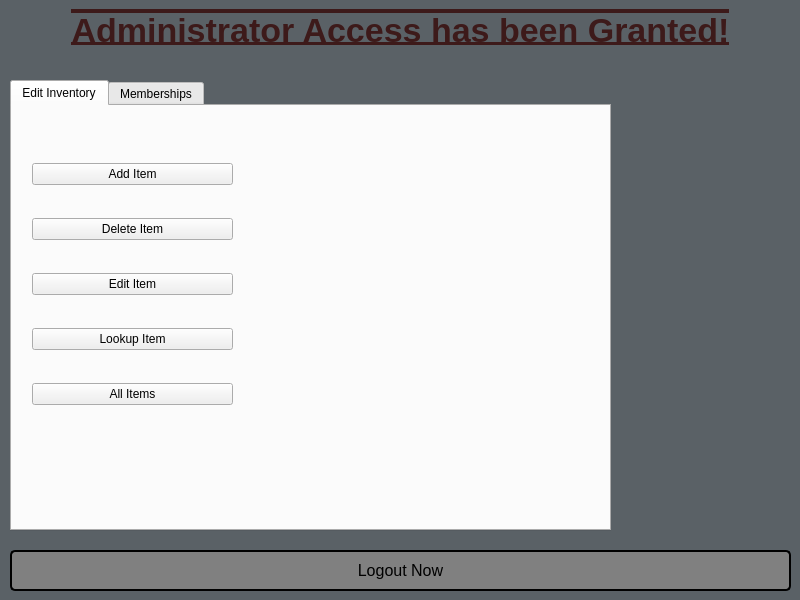
Qt form CS1C_BulkClub/administratorwindow.ui (BlankMKB/CS1C-Group-Project-1) before a commit.
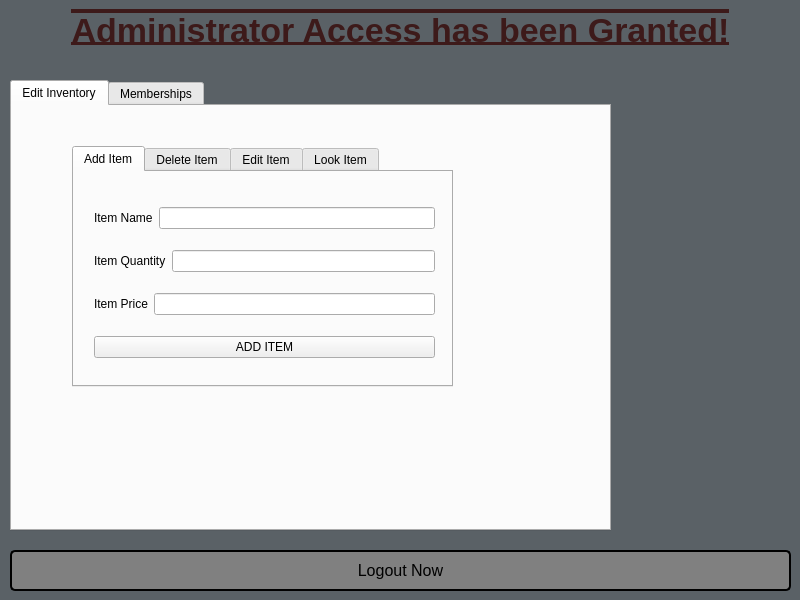
The same form after that commit. The open tabs and pages were chosen to show the change.

Diff of the .ui file:
```diff
--- a/CS1C_BulkClub/administratorwindow.ui
+++ b/CS1C_BulkClub/administratorwindow.ui
@@ -84,52 +84,99 @@
     <attribute name="title">
      <string>Edit Inventory</string>
     </attribute>
-    <widget class="QWidget" name="layoutWidget">
+    <widget class="QTabWidget" name="tabWidget_3">
+     <property name="geometry">
+      <rect>
+       <x>60</x>
+       <y>40</y>
+       <width>381</width>
+       <height>241</height>
+      </rect>
+     </property>
+     <property name="currentIndex">
+      <number>0</number>
+     </property>
+     <widget class="QWidget" name="tab">
+      <attribute name="title">
+       <string>Add Item</string>
+      </attribute>
+      <widget class="QWidget" name="">
      <property name="geometry">
       <rect>
        <x>20</x>
-       <y>30</y>
-       <width>201</width>
-       <height>301</height>
+         <y>20</y>
+         <width>341</width>
+         <height>181</height>
       </rect>
      </property>
      <layout class="QVBoxLayout" name="verticalLayout">
       <item>
-       <widget class="QPushButton" name="ItemAddButton">
+         <layout class="QHBoxLayout" name="horizontalLayout_6">
+          <item>
+           <widget class="QLabel" name="label_8">
         <property name="text">
-         <string>Add Item</string>
+             <string>Item Name</string>
         </property>
        </widget>
       </item>
       <item>
-       <widget class="QPushButton" name="ItemDeleteButton">
+           <widget class="QLineEdit" name="itemname_text"/>
+          </item>
+         </layout>
+        </item>
+        <item>
+         <layout class="QHBoxLayout" name="horizontalLayout_7">
+          <item>
+           <widget class="QLabel" name="label_9">
         <property name="text">
+             <string>Item Quantity</string>
+            </property>
+           </widget>
+          </item>
+          <item>
+           <widget class="QLineEdit" name="itemquantity_text"/>
+          </item>
+         </layout>
+        </item>
+        <item>
+         <layout class="QHBoxLayout" name="horizontalLayout_8">
+          <item>
+           <widget class="QLabel" name="label_10">
+            <property name="text">
+             <string>Item Price</string>
+            </property>
+           </widget>
+          </item>
+          <item>
+           <widget class="QLineEdit" name="itemprice_text"/>
+          </item>
+         </layout>
+        </item>
+        <item>
+         <widget class="QPushButton" name="Add_Item_Button">
+          <property name="text">
+           <string>ADD ITEM</string>
+          </property>
+         </widget>
+        </item>
+       </layout>
+      </widget>
+     </widget>
+     <widget class="QWidget" name="tab_2">
+      <attribute name="title">
          <string>Delete Item</string>
-        </property>
-       </widget>
-      </item>
-      <item>
-       <widget class="QPushButton" name="ItemEditButton">
-        <property name="text">
+      </attribute>
+     </widget>
+     <widget class="QWidget" name="tab_3">
+      <attribute name="title">
          <string>Edit Item</string>
-        </property>
-       </widget>
-      </item>
-      <item>
-       <widget class="QPushButton" name="ItemFindButton">
-        <property name="text">
-         <string>Lookup Item</string>
-        </property>
-       </widget>
-      </item>
-      <item>
-       <widget class="QPushButton" name="ItemsAllButton">
-        <property name="text">
-         <string>All Items</string>
-        </property>
-       </widget>
-      </item>
-     </layout>
+      </attribute>
+     </widget>
+     <widget class="QWidget" name="tab_4">
+      <attribute name="title">
+       <string>Look Item</string>
+      </attribute>
+     </widget>
     </widget>
    </widget>
    <widget class="QWidget" name="MembershipsTab">
```
Left out of the diff: 4 changed lines with no effect on the pictures. Lines whose indentation alone changed are shown as unchanged.
